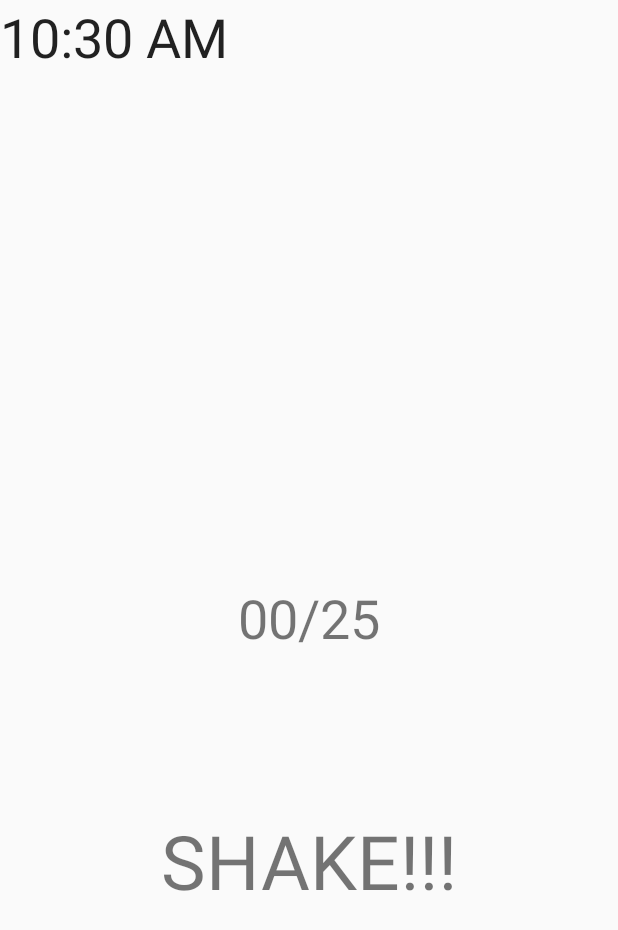
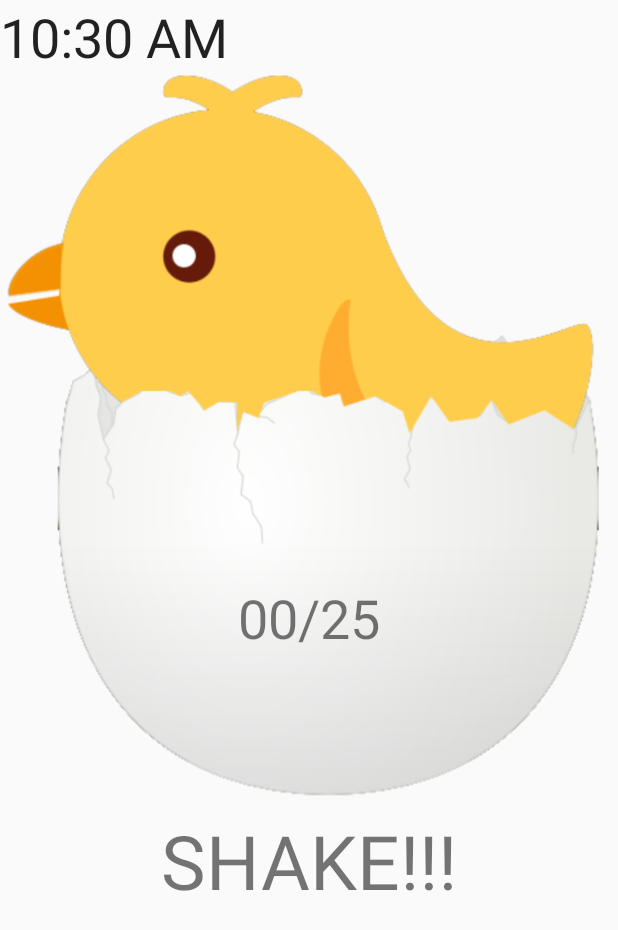
Before and after one commit to mikeserato/AlarmCock, an Android app: the layout activity_alarm_shake.xml on its own in the app's theme, with its tools: preview values and no code run, on a phone screen of 412 x 824 dp. Shown: the top 930 px of the screen. Run offline under Robolectric (Android 15) with nearby library versions, the phone set to English and light mode, and no system bars.

Commit message:
added alarm resource

```diff
--- a/AlarmCock/app/src/main/res/layout/activity_alarm_shake.xml
+++ b/AlarmCock/app/src/main/res/layout/activity_alarm_shake.xml
@@ -3,6 +3,14 @@
     xmlns:app="http://schemas.android.com/apk/res-auto"
     android:layout_width="match_parent"
     android:layout_height="match_parent">
+
+    <ImageView
+        android:id="@+id/imageView"
+        android:layout_width="wrap_content"
+        android:layout_height="wrap_content"
+        android:layout_alignParentTop="true"
+        android:layout_centerHorizontal="true"
+        app:srcCompat="@drawable/chicken_alarm" />
 
     <TextView
         android:id="@+id/counter"
```
Also changed, not shown: AlarmCock/app/src/main/res/drawable/chicken_alarm.png (added).
